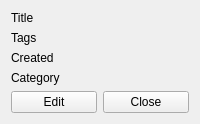
Old version of the form core/ui/snips/dialogs/snippet_details.ui in the repository RearmostP/PySnips.
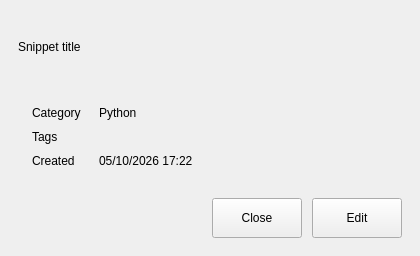
New version of the form.

```diff
--- a/core/ui/snips/dialogs/snippet_details.ui
+++ b/core/ui/snips/dialogs/snippet_details.ui
@@ -2,30 +2,47 @@
 <ui version="4.0">
  <class>SnippetDetails</class>
  <widget class="QWidget" name="SnippetDetails">
+  <property name="windowTitle"><string>Snippet details</string></property>
+  <property name="geometry"><rect><x>0</x><y>0</y><width>420</width><height>256</height></rect></property>
+  <property name="minimumSize"><size><width>0</width><height>256</height></size></property>
   <layout class="QVBoxLayout" name="layout">
+   <property name="spacing"><number>16</number></property>
+   <property name="leftMargin"><number>18</number></property>
+   <property name="topMargin"><number>18</number></property>
+   <property name="rightMargin"><number>18</number></property>
+   <property name="bottomMargin"><number>18</number></property>
    <item>
+    <widget class="QLabel" name="title">
+     <property name="text"><string>Snippet title</string></property>
+     <property name="textFormat"><enum>Qt::PlainText</enum></property>
+     <property name="wordWrap"><bool>true</bool></property>
+     <property name="textInteractionFlags"><set>Qt::TextSelectableByMouse</set></property>
+    </widget>
+   </item>
+   <item>
+    <widget class="QWidget" name="metadataPanel">
     <layout class="QFormLayout" name="fields">
+      <property name="fieldGrowthPolicy"><enum>QFormLayout::AllNonFixedFieldsGrow</enum></property>
+      <property name="rowWrapPolicy"><enum>QFormLayout::WrapLongRows</enum></property>
+      <property name="labelAlignment"><set>Qt::AlignLeading|Qt::AlignTop</set></property>
+      <property name="horizontalSpacing"><number>18</number></property>
+      <property name="verticalSpacing"><number>10</number></property>
+      <property name="leftMargin"><number>14</number></property>
+      <property name="topMargin"><number>14</number></property>
+      <property name="rightMargin"><number>14</number></property>
+      <property name="bottomMargin"><number>14</number></property>
      <item row="0" column="0">
-      <widget class="QLabel" name="title_label">
-       <property name="text">
-        <string>Title</string>
-       </property>
-       <property name="i18nKey" stdset="0">
-        <string>snips.title</string>
-       </property>
-       <property name="textInteractionFlags">
-        <set>Qt::TextSelectableByMouse</set>
-       </property>
+       <widget class="QLabel" name="category_label">
+        <property name="text"><string>Category</string></property>
+        <property name="i18nKey" stdset="0"><string>snips.category</string></property>
+        <property name="metadataLabel" stdset="0"><bool>true</bool></property>
       </widget>
      </item>
      <item row="0" column="1">
-      <widget class="QLabel" name="title">
-       <property name="text">
-        <string />
-       </property>
-       <property name="textInteractionFlags">
-        <set>Qt::TextSelectableByMouse</set>
-       </property>
+       <widget class="QLabel" name="category">
+        <property name="text"><string>Python</string></property>
+        <property name="wordWrap"><bool>true</bool></property>
+        <property name="textInteractionFlags"><set>Qt::TextSelectableByMouse</set></property>
       </widget>
      </item>
      <item row="1" column="0">
@@ -42,13 +59,14 @@
       </widget>
      </item>
      <item row="1" column="1">
-      <widget class="QLabel" name="tags">
-       <property name="text">
-        <string />
-       </property>
-       <property name="textInteractionFlags">
-        <set>Qt::TextSelectableByMouse</set>
-       </property>
+       <widget class="QWidget" name="tags">
+        <layout class="QGridLayout" name="tagsLayout">
+         <property name="spacing"><number>6</number></property>
+         <property name="leftMargin"><number>0</number></property>
+         <property name="topMargin"><number>0</number></property>
+         <property name="rightMargin"><number>0</number></property>
+         <property name="bottomMargin"><number>0</number></property>
+        </layout>
       </widget>
      </item>
      <item row="2" column="0">
@@ -66,59 +84,35 @@
      </item>
      <item row="2" column="1">
       <widget class="QLabel" name="created_at">
-       <property name="text">
-        <string />
-       </property>
-       <property name="textInteractionFlags">
-        <set>Qt::TextSelectableByMouse</set>
-       </property>
-      </widget>
-     </item>
-     <item row="3" column="0">
-      <widget class="QLabel" name="category_label">
-       <property name="text">
-        <string>Category</string>
-       </property>
-       <property name="i18nKey" stdset="0">
-        <string>snips.category</string>
-       </property>
-       <property name="textInteractionFlags">
-        <set>Qt::TextSelectableByMouse</set>
-       </property>
-      </widget>
-     </item>
-     <item row="3" column="1">
-      <widget class="QLabel" name="category">
-       <property name="text">
-        <string />
-       </property>
-       <property name="textInteractionFlags">
-        <set>Qt::TextSelectableByMouse</set>
-       </property>
+        <property name="text"><string>05/10/2026 17:22</string></property>
+        <property name="layoutDirection"><enum>Qt::LeftToRight</enum></property>
+        <property name="textInteractionFlags"><set>Qt::TextSelectableByMouse</set></property>
       </widget>
      </item>
     </layout>
+    </widget>
    </item>
    <item>
     <layout class="QHBoxLayout" name="buttons">
+     <property name="spacing"><number>10</number></property>
      <item>
-      <widget class="QPushButton" name="edit">
-       <property name="text">
-        <string>Edit</string>
-       </property>
-       <property name="i18nKey" stdset="0">
-        <string>snips.edit</string>
-       </property>
-      </widget>
+      <spacer name="actionSpacer">
+       <property name="orientation"><enum>Qt::Horizontal</enum></property>
+       <property name="sizeHint" stdset="0"><size><width>40</width><height>20</height></size></property>
+      </spacer>
      </item>
      <item>
       <widget class="QPushButton" name="close">
-       <property name="text">
-        <string>Close</string>
-       </property>
-       <property name="i18nKey" stdset="0">
-        <string>common.close</string>
-       </property>
+       <property name="minimumSize"><size><width>90</width><height>40</height></size></property>
+       <property name="text"><string>Close</string></property>
+       <property name="i18nKey" stdset="0"><string>common.close</string></property>
+      </widget>
+     </item>
+     <item>
+      <widget class="QPushButton" name="edit">
+       <property name="minimumSize"><size><width>90</width><height>40</height></size></property>
+       <property name="text"><string>Edit</string></property>
+       <property name="i18nKey" stdset="0"><string>snips.edit</string></property>
       </widget>
      </item>
     </layout>
```
Left out of the diff: 26 changed lines with no effect on the pictures. Lines whose indentation alone changed are shown as unchanged.
